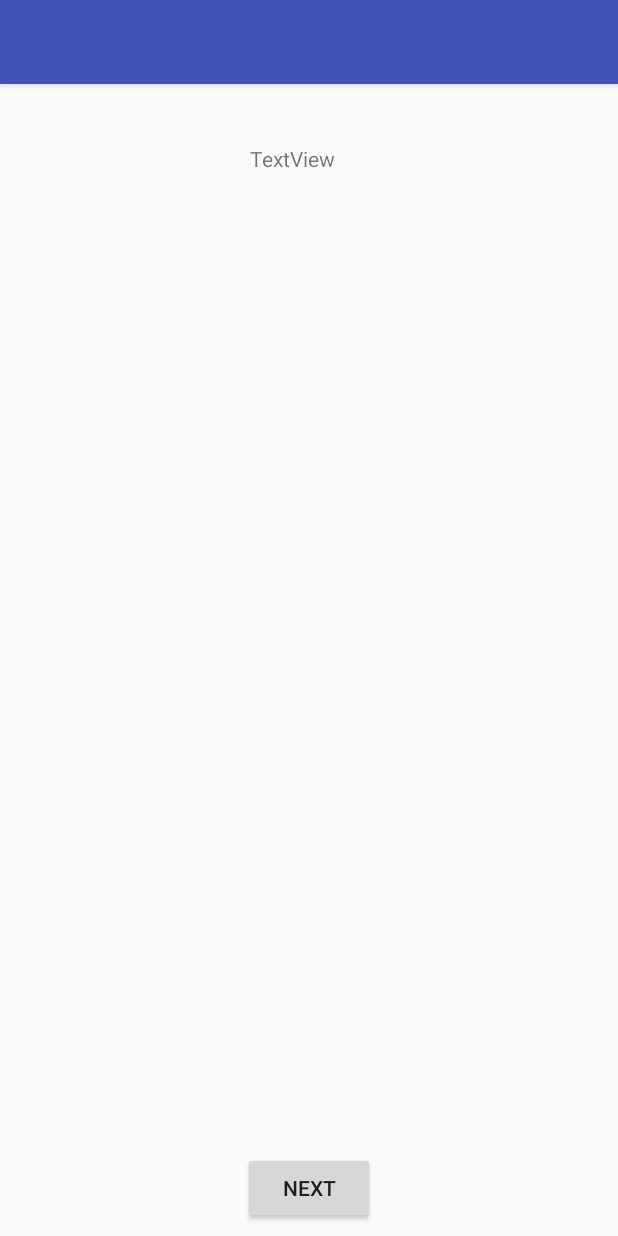
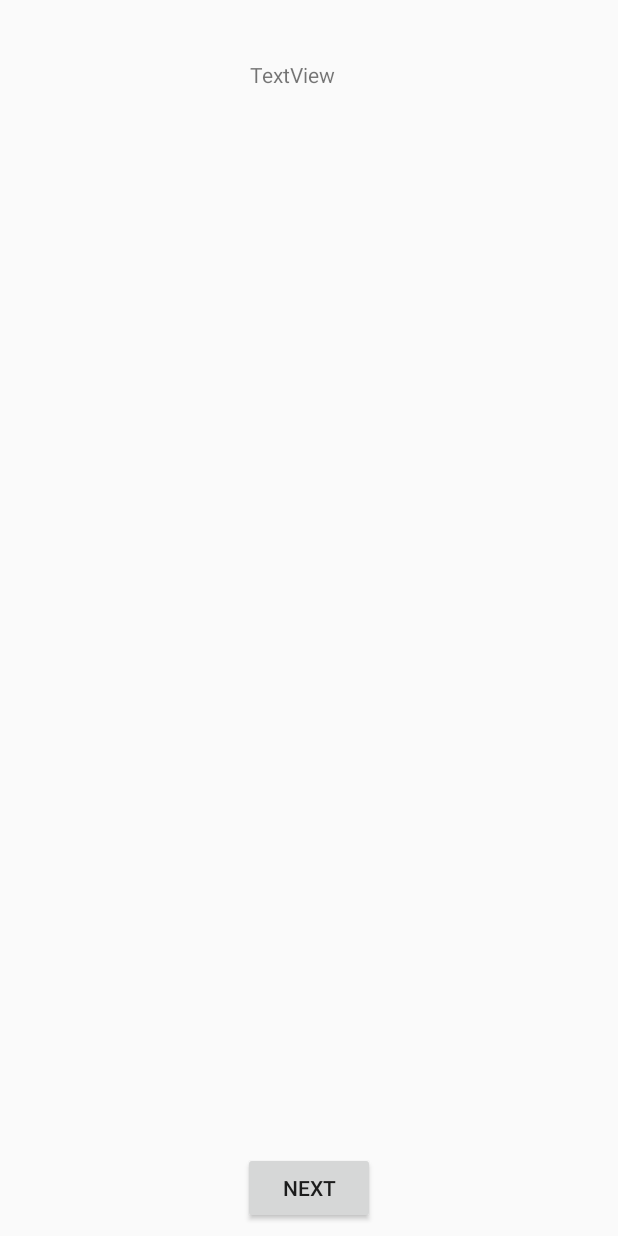
Before and after one commit to CSSAC/LearningApp, an Android app: the GameActivity screen opened directly, with no data from a screen before it, on a phone screen of 412 x 824 dp. Run offline under Robolectric (Android 15) with nearby library versions, the phone set to English and light mode, and no system bars; 4 statements that could not run were skipped.

Commit message:
No Action Bar + Full Screen + Landscape only Mode

```diff
--- a/app/src/main/AndroidManifest.xml
+++ b/app/src/main/AndroidManifest.xml
@@ -8,8 +8,10 @@
         android:label="@string/app_name"
         android:roundIcon="@mipmap/ic_launcher_round"
         android:supportsRtl="true"
-        android:theme="@style/AppTheme">
-        <activity android:name=".MainActivity">
+        android:theme="@style/MyTheme">
+        <activity android:name=".MainActivity"
+            android:configChanges="orientation|screenSize"
+            android:screenOrientation="landscape">
             <intent-filter>
                 <action android:name="android.intent.action.MAIN" />
 
--- /dev/null
+++ b/app/src/main/res/layout-land/activity_game.xml
@@ -0,0 +1,48 @@
+<?xml version="1.0" encoding="utf-8"?>
+<android.support.constraint.ConstraintLayout xmlns:android="http://schemas.android.com/apk/res/android"
+    xmlns:app="http://schemas.android.com/apk/res-auto"
+    xmlns:tools="http://schemas.android.com/tools"
+    android:layout_width="match_parent"
+    android:layout_height="match_parent"
+    tools:context="com.example.prrateekk.learningapp.GameActivity">
+
+    <TextView
+        android:id="@+id/textView3"
+        android:layout_width="wrap_content"
+        android:layout_height="27dp"
+        android:layout_marginEnd="8dp"
+        android:layout_marginStart="8dp"
+        android:layout_marginTop="40dp"
+        android:text="TextView"
+        app:layout_constraintEnd_toEndOf="parent"
+        app:layout_constraintHorizontal_bias="0.467"
+        app:layout_constraintStart_toStartOf="parent"
+        app:layout_constraintTop_toTopOf="parent" />
+
+    <Button
+        android:id="@+id/button3"
+        android:layout_width="wrap_content"
+        android:layout_height="wrap_content"
+        android:layout_marginBottom="8dp"
+        android:onClick="nextMCQ"
+        android:text="NEXT"
+        app:layout_constraintBottom_toBottomOf="parent"
+        app:layout_constraintEnd_toEndOf="parent"
+        app:layout_constraintLeft_toLeftOf="parent"
+        app:layout_constraintRight_toRightOf="parent"
+        app:layout_constraintStart_toStartOf="parent" />
+
+    <ImageView
+        android:id="@+id/imageView"
+        android:layout_width="wrap_content"
+        android:layout_height="wrap_content"
+        android:layout_marginEnd="8dp"
+        android:layout_marginStart="8dp"
+        android:layout_marginTop="48dp"
+        app:layout_constraintEnd_toEndOf="parent"
+        app:layout_constraintHorizontal_bias="0.489"
+        app:layout_constraintStart_toStartOf="parent"
+        app:layout_constraintTop_toBottomOf="@+id/textView3"
+        app:srcCompat="@mipmap/ic_launcher" />
+
+</android.support.constraint.ConstraintLayout>
--- a/app/src/main/res/values/styles.xml
+++ b/app/src/main/res/values/styles.xml
@@ -8,4 +8,10 @@
         <item name="colorAccent">@color/colorAccent</item>
     </style>
 
+    <!--No Title Full Screen-->
+    <style name="MyTheme"  parent="Theme.AppCompat.Light.NoActionBar">
+        <item name="android:windowNoTitle">true</item>
+        <item name="android:windowFullscreen">true</item>
+    </style>
+
 </resources>
```
Also changed, not shown: app/src/main/res/layout-land/activity_main.xml (added, +40 -0 lines).
